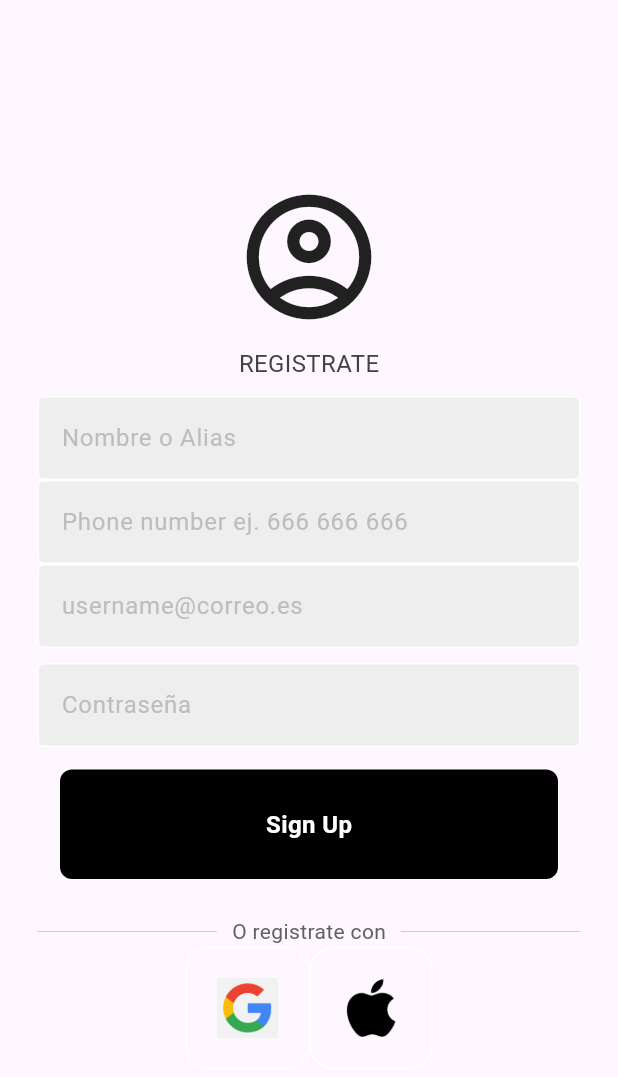
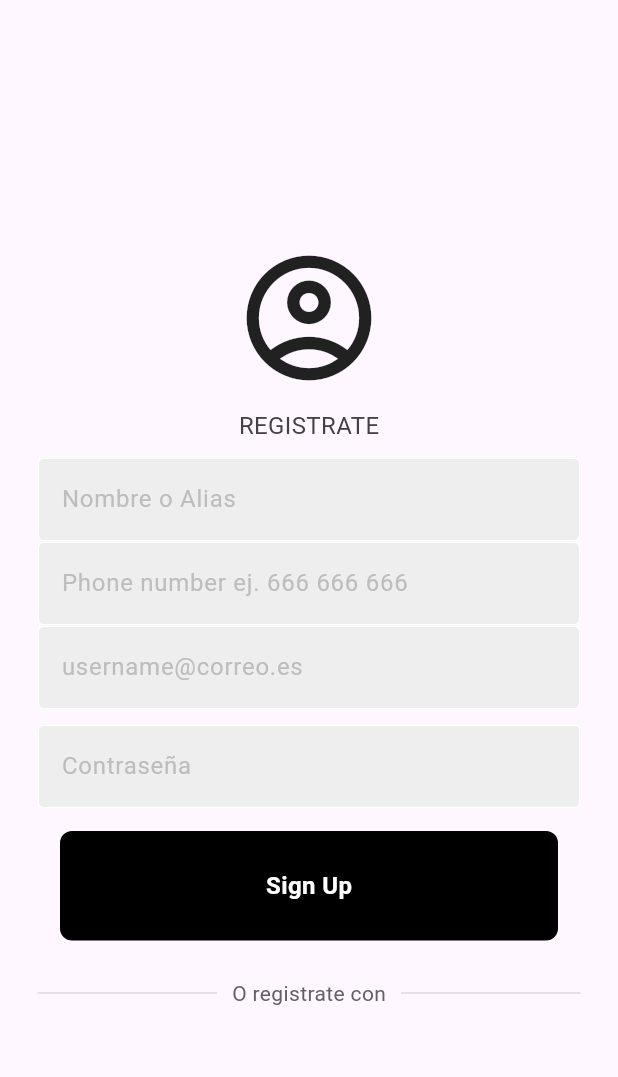
Before and after one commit to barrechat/friendship, a Flutter app: the screen it shows after launch, after a tap on "Hazte una cuenta en 2 minutos!", on a phone screen of 412 x 824 dp. Shown: the top 1077 px of the screen. Run offline on Flutter 3.47's test engine with Material 3 defaults, Android fonts, the phone set to English and light mode, and no system bars; our stand-ins replace calendar_view, qr_flutter, supabase_flutter, uni_links; missing offline and left inert: fluttercontactpicker; accounts and stored records are empty.

```diff
--- a/lib/Pages/home.dart
+++ b/lib/Pages/home.dart
@@ -11,6 +11,7 @@ import 'package:friendship/Widgets/dayview.dart';
 import 'package:uni_links/uni_links.dart';
 import 'package:friendship/Class/pantalla_confirmacion.dart';
 import 'package:friendship/Class/usernameAuxiliar.dart';
+import 'package:friendship/Pages/perfil.dart';
 import 'package:supabase_flutter/supabase_flutter.dart';
 
 class Home extends StatefulWidget {
@@ -56,7 +57,7 @@ class HomeState extends State<Home> {
 
     List<Widget> pages = [
       Day(controller: controller, event: event),
-      CompEnlace(),
+      Perfil(),
       createEvent(),
       CompEnlace(),
       Search()
--- a/lib/Pages/register.dart
+++ b/lib/Pages/register.dart
@@ -180,16 +180,6 @@ class _RegisterState extends State<Register> {
                       ],
                     ),
                   ),
-                  //Google + apple sign up
-                  Row(
-                    mainAxisAlignment: MainAxisAlignment.center,
-                    children: [
-                      //google
-                      Cuadrado(imagePath: "assets/google.png"),
-                      //apple
-                      Cuadrado(imagePath: "assets/apple.png"),
-                    ],
-                  ),
                 ],
               ),
             ),
--- a/lib/Widgets/qr.dart
+++ b/lib/Widgets/qr.dart
@@ -1,5 +1,6 @@
 import 'package:flutter/material.dart';
 import 'package:qr_flutter/qr_flutter.dart';
+import 'package:friendship/Class/usernameAuxiliar.dart';
 
 class QRImage extends StatelessWidget {
   const QRImage(this.size, { super.key});
@@ -8,12 +9,14 @@ class QRImage extends StatelessWidget {
 
   @override
   Widget build(BuildContext context) {
+    String nombreUsuario = UserData.usuarioLogueado!;
+    String link = 'https://aplicacionpin.000webhostapp.com/redireccion.html?username='+nombreUsuario;
     if(size<200){
       return Icon(Icons.qr_code, size: size,);
     }
     else{
     return QrImageView(
-      data: 'Esto tiene que ser una consulta a la base de datos para conseguir el link',
+      data: link,
       version: QrVersions.auto,
       size: size,
       gapless: false,
```
Also changed, not shown: lib/Class/compartir_enlace.dart (+12 -18 lines).
